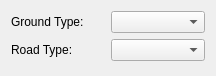
Qt form src/ui/TerrainDockWidget.ui (Emdek/wz-map-editor) before a commit.
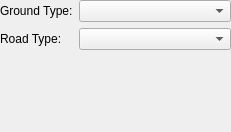
The same form after that commit.

Commit message: * Fixed some minor gui bugs * Added default shortcut for Fullscreen action [F11] * Corrected AUTHORS file

```diff
--- a/src/ui/TerrainDockWidget.ui
+++ b/src/ui/TerrainDockWidget.ui
@@ -6,24 +6,47 @@
    <rect>
     <x>0</x>
     <y>0</y>
-    <width>216</width>
-    <height>76</height>
+    <width>231</width>
+    <height>132</height>
    </rect>
   </property>
   <property name="windowTitle">
    <string>Form</string>
   </property>
   <layout class="QVBoxLayout" name="verticalLayout">
+   <property name="margin">
+    <number>0</number>
+   </property>
    <item>
     <layout class="QGridLayout" name="gridLayout">
      <item row="0" column="1">
-      <widget class="QComboBox" name="groundTypeComboBox"/>
+      <widget class="QComboBox" name="groundTypeComboBox">
+       <property name="sizePolicy">
+        <sizepolicy hsizetype="Minimum" vsizetype="Fixed">
+         <horstretch>0</horstretch>
+         <verstretch>0</verstretch>
+        </sizepolicy>
+       </property>
+      </widget>
      </item>
      <item row="1" column="1">
-      <widget class="QComboBox" name="roadTypeComboBox"/>
+      <widget class="QComboBox" name="roadTypeComboBox">
+       <property name="sizePolicy">
+        <sizepolicy hsizetype="Minimum" vsizetype="Fixed">
+         <horstretch>0</horstretch>
+         <verstretch>0</verstretch>
+        </sizepolicy>
+       </property>
+      </widget>
      </item>
      <item row="0" column="0">
       <widget class="QLabel" name="groundTypeLabel">
+       <property name="sizePolicy">
+        <sizepolicy hsizetype="Maximum" vsizetype="Minimum">
+         <horstretch>0</horstretch>
+         <verstretch>0</verstretch>
+        </sizepolicy>
+       </property>
        <property name="text">
         <string>Ground Type:</string>
        </property>
@@ -34,6 +57,12 @@
      </item>
      <item row="1" column="0">
       <widget class="QLabel" name="roadTypeLabel">
+       <property name="sizePolicy">
+        <sizepolicy hsizetype="Maximum" vsizetype="Minimum">
+         <horstretch>0</horstretch>
+         <verstretch>0</verstretch>
+        </sizepolicy>
+       </property>
        <property name="text">
         <string>Road Type:</string>
        </property>
```
The commit also changes 6 other files.
